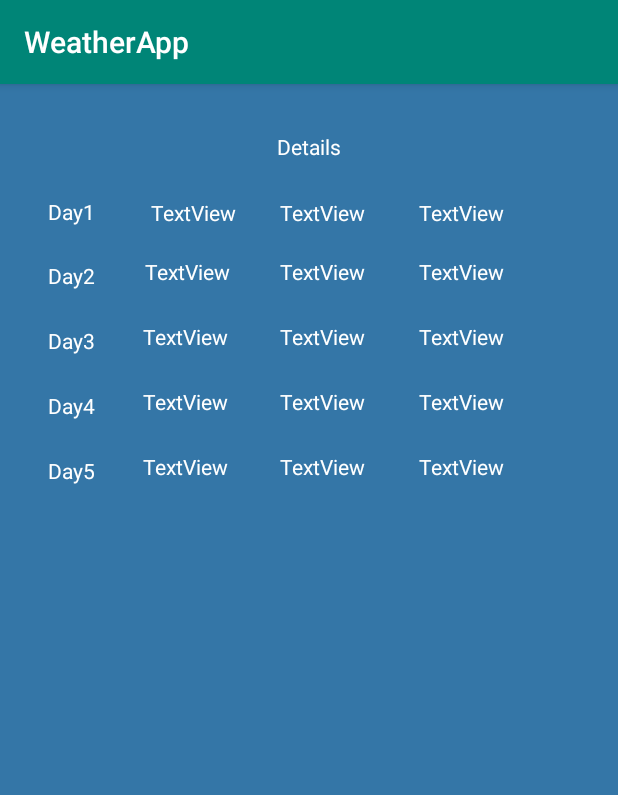
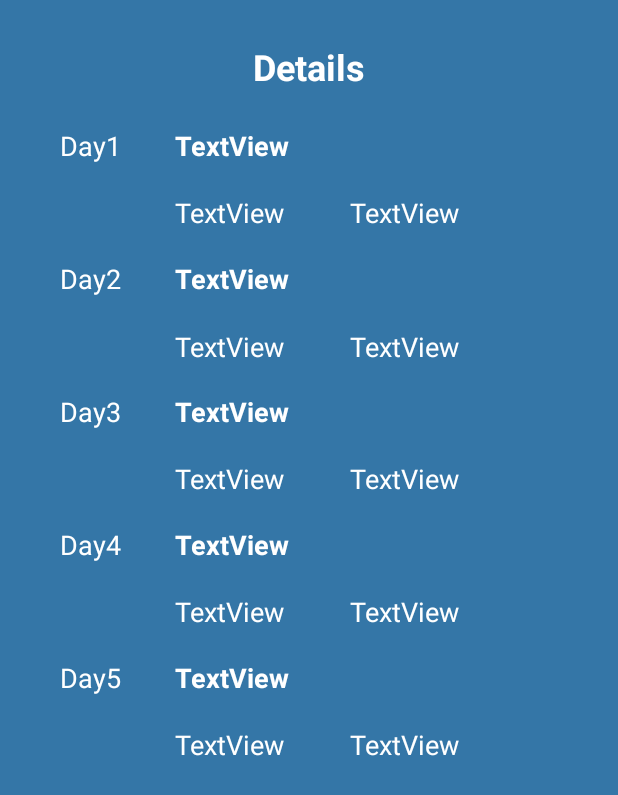
Before and after one commit to brookeclaroni/weather-app, an Android app: the DetailsActivity screen opened directly, with no data from a screen before it, on a phone screen of 412 x 824 dp. Shown: the top 795 px of the screen. Run offline under Robolectric (Android 15) with nearby library versions, the phone set to English and light mode, and no system bars; libraries missing offline, so code that uses them is left out: org.jetbrains.anko; 1 statement that could not run was skipped.

Commit message:
Rearranged the detail page layout; Hided the title bar; Changed the theme colors

```diff
--- a/WeatherApp/app/src/main/java/com/example/weatherapp/DetailsActivity.kt
+++ b/WeatherApp/app/src/main/java/com/example/weatherapp/DetailsActivity.kt
@@ -28,11 +28,18 @@ class DetailsActivity : AppCompatActivity() {
     private lateinit var day3TempView: TextView
     private lateinit var day4TempView: TextView
     private lateinit var day5TempView: TextView
+    private lateinit var day1AqiView: TextView
+    private lateinit var day2AqiView: TextView
+    private lateinit var day3AqiView: TextView
+    private lateinit var day4AqiView: TextView
+    private lateinit var day5AqiView: TextView
 
 
 
     override fun onCreate(savedInstanceState: Bundle?) {
         super.onCreate(savedInstanceState)
+        if (supportActionBar != null)
+            supportActionBar?.hide()
         setContentView(R.layout.activity_details)
 
         day1TextView = findViewById(R.id.date1TextView)
@@ -50,6 +57,11 @@ class DetailsActivity : AppCompatActivity() {
         day3TempView = findViewById(R.id.day3Temp)
         day4TempView = findViewById(R.id.day4Temp)
         day5TempView = findViewById(R.id.day5Temp)
+        day1AqiView = findViewById(R.id.day1Aqi)
+        day2AqiView = findViewById(R.id.day2Aqi)
+        day3AqiView = findViewById(R.id.day3Aqi)
+        day4AqiView = findViewById(R.id.day4Aqi)
+        day5AqiView = findViewById(R.id.day5Aqi)
 
 
         //get intent shared preference variables
@@ -73,12 +85,16 @@ class DetailsActivity : AppCompatActivity() {
                 day3CondView.text = fiveDayDetail[2].dayCondition
                 day4CondView.text = fiveDayDetail[3].dayCondition
                 day5CondView.text = fiveDayDetail[4].dayCondition
-                day1TempView.text = fiveDayDetail[0].tempMax + "/" + fiveDayDetail[0].tempMin
-                day2TempView.text = fiveDayDetail[1].tempMax + "/" + fiveDayDetail[1].tempMin
-                day3TempView.text = fiveDayDetail[2].tempMax + "/" + fiveDayDetail[2].tempMin
-                day4TempView.text = fiveDayDetail[3].tempMax + "/" + fiveDayDetail[3].tempMin
-                day5TempView.text = fiveDayDetail[4].tempMax + "/" + fiveDayDetail[4].tempMin
-
+                day1TempView.text = fiveDayDetail[0].tempMax + "°F/" + fiveDayDetail[0].tempMin + "°F"
+                day2TempView.text = fiveDayDetail[1].tempMax + "°F/" + fiveDayDetail[1].tempMin + "°F"
+                day3TempView.text = fiveDayDetail[2].tempMax + "°F/" + fiveDayDetail[2].tempMin + "°F"
+                day4TempView.text = fiveDayDetail[3].tempMax + "°F/" + fiveDayDetail[3].tempMin + "°F"
+                day5TempView.text = fiveDayDetail[4].tempMax + "°F/" + fiveDayDetail[4].tempMin + "°F"
+                day1AqiView.text = "AQI: " + fiveDayDetail[0].aqi
+                day2AqiView.text = "AQI: " + fiveDayDetail[1].aqi
+                day3AqiView.text = "AQI: " + fiveDayDetail[2].aqi
+                day4AqiView.text = "AQI: " + fiveDayDetail[3].aqi
+                day5AqiView.text = "AQI: " + fiveDayDetail[4].aqi
             }
         }
     }
--- a/WeatherApp/app/src/main/java/com/example/weatherapp/MainActivity.kt
+++ b/WeatherApp/app/src/main/java/com/example/weatherapp/MainActivity.kt
@@ -31,6 +31,8 @@ class MainActivity : AppCompatActivity() {
 
     override fun onCreate(savedInstanceState: Bundle?) {
         super.onCreate(savedInstanceState)
+        if (supportActionBar != null)
+            supportActionBar?.hide()
         setContentView(R.layout.activity_main)
 
         //populate lateinit variables
--- a/WeatherApp/app/src/main/res/layout/activity_details.xml
+++ b/WeatherApp/app/src/main/res/layout/activity_details.xml
@@ -8,239 +8,242 @@
     tools:context=".DetailsActivity">
 
     <TextView
-        android:id="@+id/day5Aqi"
-        android:layout_width="wrap_content"
-        android:layout_height="wrap_content"
-        android:layout_marginTop="24dp"
+        android:id="@+id/day2Condition"
+        android:layout_width="77dp"
+        android:layout_height="25dp"
+        android:layout_marginStart="36dp"
         android:text="TextView"
         android:textColor="@color/white"
-        app:layout_constraintEnd_toEndOf="@+id/day4Aqi"
-        app:layout_constraintTop_toBottomOf="@+id/day4Aqi" />
-
-    <TextView
-        android:id="@+id/day5Condition"
-        android:layout_width="wrap_content"
-        android:layout_height="wrap_content"
-        android:layout_marginStart="32dp"
-        android:layout_marginTop="24dp"
-        android:text="TextView"
-        android:textColor="@color/white"
-        app:layout_constraintStart_toEndOf="@+id/date5TextView"
-        app:layout_constraintTop_toBottomOf="@+id/day4Condition" />
+        android:textSize="18sp"
+        android:textStyle="bold"
+        app:layout_constraintStart_toEndOf="@+id/date2TextView"
+        app:layout_constraintTop_toTopOf="@+id/date2TextView" />
 
     <TextView
         android:id="@+id/day5Temp"
         android:layout_width="wrap_content"
         android:layout_height="wrap_content"
-        android:layout_marginTop="24dp"
-        android:layout_marginEnd="36dp"
+        android:layout_marginTop="20dp"
         android:text="TextView"
         android:textColor="@color/white"
-        app:layout_constraintEnd_toStartOf="@+id/day5Aqi"
-        app:layout_constraintTop_toBottomOf="@+id/day4Temp" />
+        android:textSize="18sp"
+        app:layout_constraintStart_toStartOf="@+id/day5Condition"
+        app:layout_constraintTop_toBottomOf="@+id/day5Condition" />
 
     <TextView
-        android:id="@+id/day4Aqi"
+        android:id="@+id/day3Temp"
         android:layout_width="wrap_content"
         android:layout_height="wrap_content"
-        android:layout_marginTop="24dp"
+        android:layout_marginTop="20dp"
         android:text="TextView"
         android:textColor="@color/white"
-        app:layout_constraintEnd_toEndOf="@+id/day3Aqi"
-        app:layout_constraintTop_toBottomOf="@+id/day3Aqi" />
-
-    <TextView
-        android:id="@+id/day4Condition"
-        android:layout_width="wrap_content"
-        android:layout_height="wrap_content"
-        android:layout_marginStart="32dp"
-        android:layout_marginTop="24dp"
-        android:text="TextView"
-        android:textColor="@color/white"
-        app:layout_constraintEnd_toEndOf="@+id/day3Condition"
-        app:layout_constraintHorizontal_bias="0.0"
-        app:layout_constraintStart_toEndOf="@+id/date4TextView"
+        android:textSize="18sp"
+        app:layout_constraintStart_toStartOf="@+id/day3Condition"
         app:layout_constraintTop_toBottomOf="@+id/day3Condition" />
 
     <TextView
         android:id="@+id/day4Temp"
         android:layout_width="wrap_content"
         android:layout_height="wrap_content"
-        android:layout_marginTop="24dp"
-        android:layout_marginEnd="36dp"
+        android:layout_marginTop="20dp"
         android:text="TextView"
         android:textColor="@color/white"
-        app:layout_constraintEnd_toStartOf="@+id/day4Aqi"
-        app:layout_constraintTop_toBottomOf="@+id/day3Temp" />
+        android:textSize="18sp"
+        app:layout_constraintStart_toStartOf="@+id/day4Condition"
+        app:layout_constraintTop_toBottomOf="@+id/day4Condition" />
 
     <TextView
-        android:id="@+id/day3Aqi"
+        android:id="@+id/day4Condition"
         android:layout_width="wrap_content"
         android:layout_height="wrap_content"
-        android:layout_marginTop="24dp"
+        android:layout_marginStart="36dp"
         android:text="TextView"
-        app:layout_constraintEnd_toEndOf="@+id/day2Aqi"
-        app:layout_constraintTop_toBottomOf="@+id/day2Aqi"
-        android:textColor="@color/white" />
+        android:textColor="@color/white"
+        android:textSize="18sp"
+        android:textStyle="bold"
+        app:layout_constraintStart_toEndOf="@+id/date4TextView"
+        app:layout_constraintTop_toTopOf="@+id/date4TextView" />
+
+    <TextView
+        android:id="@+id/day5Condition"
+        android:layout_width="wrap_content"
+        android:layout_height="wrap_content"
+        android:layout_marginStart="36dp"
+        android:text="TextView"
+        android:textColor="@color/white"
+        android:textSize="18sp"
+        android:textStyle="bold"
+        app:layout_constraintStart_toEndOf="@+id/date5TextView"
+        app:layout_constraintTop_toTopOf="@+id/date5TextView" />
+
+    <TextView
+        android:id="@+id/date5TextView"
+        android:layout_width="wrap_content"
+        android:layout_height="wrap_content"
+        android:layout_marginStart="40dp"
+        android:layout_marginTop="64dp"
+        android:text="Day5"
+        android:textColor="@color/white"
+        android:textSize="18sp"
+        app:layout_constraintStart_toStartOf="parent"
+        app:layout_constraintTop_toBottomOf="@+id/date4TextView" />
+
+    <TextView
+        android:id="@+id/date3TextView"
+        android:layout_width="wrap_content"
+        android:layout_height="wrap_content"
+        android:layout_marginStart="40dp"
+        android:layout_marginTop="64dp"
+        android:text="Day3"
+        android:textColor="@color/white"
+        android:textSize="18sp"
+        app:layout_constraintStart_toStartOf="parent"
+        app:layout_constraintTop_toBottomOf="@+id/date2TextView" />
 
     <TextView
         android:id="@+id/day3Condition"
         android:layout_width="wrap_content"
         android:layout_height="wrap_content"
-        android:layout_marginStart="32dp"
-        android:layout_marginTop="24dp"
+        android:layout_marginStart="36dp"
         android:text="TextView"
         android:textColor="@color/white"
-        app:layout_constraintEnd_toEndOf="@+id/day2Condition"
-        app:layout_constraintHorizontal_bias="0.0"
+        android:textSize="18sp"
+        android:textStyle="bold"
         app:layout_constraintStart_toEndOf="@+id/date3TextView"
-        app:layout_constraintTop_toBottomOf="@+id/day2Condition" />
+        app:layout_constraintTop_toTopOf="@+id/date3TextView" />
 
     <TextView
-        android:id="@+id/day3Temp"
+        android:id="@+id/date4TextView"
         android:layout_width="wrap_content"
         android:layout_height="wrap_content"
-        android:layout_marginTop="24dp"
-        android:layout_marginEnd="36dp"
-        android:text="TextView"
+        android:layout_marginStart="40dp"
+        android:layout_marginTop="64dp"
+        android:text="Day4"
         android:textColor="@color/white"
-        app:layout_constraintEnd_toStartOf="@+id/day3Aqi"
-        app:layout_constraintTop_toBottomOf="@+id/day2Temp" />
+        android:textSize="18sp"
+        app:layout_constraintStart_toStartOf="parent"
+        app:layout_constraintTop_toBottomOf="@+id/date3TextView" />
 
     <TextView
-        android:id="@+id/day2Aqi"
+        android:id="@+id/date2TextView"
         android:layout_width="wrap_content"
         android:layout_height="wrap_content"
-        android:layout_marginTop="20dp"
-        android:text="TextView"
+        android:layout_marginStart="40dp"
+        android:layout_marginTop="64dp"
+        android:text="Day2"
         android:textColor="@color/white"
-        app:layout_constraintEnd_toEndOf="@+id/day1Aqi"
-        app:layout_constraintTop_toBottomOf="@+id/day1Aqi" />
-
-    <TextView
-        android:id="@+id/day2Condition"
-        android:layout_width="59dp"
-        android:layout_height="19dp"
-        android:layout_marginTop="20dp"
-        android:layout_marginEnd="256dp"
-        android:text="TextView"
-        android:textColor="@color/white"
-        app:layout_constraintEnd_toEndOf="parent"
-        app:layout_constraintTop_toBottomOf="@+id/day1Condition" />
+        android:textSize="18sp"
+        app:layout_constraintStart_toStartOf="parent"
+        app:layout_constraintTop_toBottomOf="@+id/date1TextView" />
 
     <TextView
         android:id="@+id/day2Temp"
         android:layout_width="wrap_content"
         android:layout_height="wrap_content"
         android:layout_marginTop="20dp"
-        android:layout_marginEnd="36dp"
         android:text="TextView"
         android:textColor="@color/white"
-        app:layout_constraintEnd_toStartOf="@+id/day2Aqi"
-        app:layout_constraintTop_toBottomOf="@+id/day1Temp" />
+        android:textSize="18sp"
+        app:layout_constraintStart_toStartOf="@+id/day2Condition"
+        app:layout_constraintTop_toBottomOf="@+id/day2Condition" />
+
+    <TextView
+        android:id="@+id/day2Aqi"
+        android:layout_width="wrap_content"
+        android:layout_height="wrap_content"
+        android:text="TextView"
+        android:textColor="@color/white"
+        android:textSize="18sp"
+        app:layout_constraintStart_toStartOf="@+id/day1Aqi"
+        app:layout_constraintTop_toTopOf="@+id/day2Temp" />
+
+    <TextView
+        android:id="@+id/day5Aqi"
+        android:layout_width="wrap_content"
+        android:layout_height="wrap_content"
+        android:text="TextView"
+        android:textColor="@color/white"
+        android:textSize="18sp"
+        app:layout_constraintStart_toStartOf="@+id/day4Aqi"
+        app:layout_constraintTop_toTopOf="@+id/day5Temp" />
+
+    <TextView
+        android:id="@+id/day4Aqi"
+        android:layout_width="wrap_content"
+        android:layout_height="wrap_content"
+        android:text="TextView"
+        android:textColor="@color/white"
+        android:textSize="18sp"
+        app:layout_constraintStart_toStartOf="@+id/day3Aqi"
+        app:layout_constraintTop_toTopOf="@+id/day4Temp" />
+
+    <TextView
+        android:id="@+id/day3Aqi"
+        android:layout_width="wrap_content"
+        android:layout_height="wrap_content"
+        android:text="TextView"
+        android:textColor="@color/white"
+        android:textSize="18sp"
+        app:layout_constraintStart_toStartOf="@+id/day2Aqi"
+        app:layout_constraintTop_toTopOf="@+id/day3Temp" />
 
     <TextView
         android:id="@+id/detailsTextView"
         android:layout_width="wrap_content"
         android:layout_height="wrap_content"
-        android:layout_marginTop="32dp"
+        android:layout_marginTop="28dp"
         android:text="Details"
         android:textColor="@color/white"
+        android:textSize="24sp"
+        android:textStyle="bold"
         app:layout_constraintEnd_toEndOf="parent"
         app:layout_constraintStart_toStartOf="parent"
-        app:layout_constraintTop_toTopOf="parent" />
-
-    <TextView
-        android:id="@+id/date1TextView"
-        android:layout_width="wrap_content"
-        android:layout_height="wrap_content"
-        android:layout_marginBottom="12dp"
-        android:text="Day1"
-        android:textColor="@color/white"
-        app:layout_constraintBottom_toTopOf="@+id/date2TextView"
-        app:layout_constraintEnd_toEndOf="parent"
-        app:layout_constraintHorizontal_bias="0.084"
-        app:layout_constraintStart_toStartOf="parent"
-        app:layout_constraintTop_toTopOf="parent"
-        app:layout_constraintVertical_bias="0.873" />
-
-    <TextView
-        android:id="@+id/date4TextView"
-        android:layout_width="wrap_content"
-        android:layout_height="wrap_content"
-        android:layout_marginStart="32dp"
-        android:layout_marginBottom="24dp"
-        android:text="Day4"
-        android:textColor="@color/white"
-        app:layout_constraintBottom_toTopOf="@+id/date5TextView"
-        app:layout_constraintStart_toStartOf="parent" />
-
-    <TextView
-        android:id="@+id/date5TextView"
-        android:layout_width="wrap_content"
-        android:layout_height="wrap_content"
-        android:layout_marginStart="32dp"
-        android:layout_marginTop="248dp"
-        android:text="Day5"
-        android:textColor="@color/white"
-        app:layout_constraintStart_toStartOf="parent"
-        app:layout_constraintTop_toTopOf="parent" />
-
-    <TextView
-        android:id="@+id/date2TextView"
-        android:layout_width="wrap_content"
-        android:layout_height="wrap_content"
-        android:layout_marginStart="32dp"
-        android:layout_marginBottom="24dp"
-        android:text="Day2"
-        android:textColor="@color/white"
-        app:layout_constraintBottom_toTopOf="@+id/date3TextView"
-        app:layout_constraintStart_toStartOf="parent" />
-
-    <TextView
-        android:id="@+id/date3TextView"
-        android:layout_width="wrap_content"
-        android:layout_height="wrap_content"
-        android:layout_marginStart="32dp"
-        android:layout_marginBottom="24dp"
-        android:text="Day3"
-        android:textColor="@color/white"
-        app:layout_constraintBottom_toTopOf="@+id/date4TextView"
-        app:layout_constraintStart_toStartOf="parent" />
-
-    <TextView
-        android:id="@+id/day1Aqi"
-        android:layout_width="wrap_content"
-        android:layout_height="wrap_content"
-        android:layout_marginTop="76dp"
-        android:layout_marginEnd="76dp"
-        android:text="TextView"
-        android:textColor="@color/white"
-        app:layout_constraintEnd_toEndOf="parent"
-        app:layout_constraintTop_toTopOf="parent" />
-
-    <TextView
-        android:id="@+id/day1Temp"
-        android:layout_width="wrap_content"
-        android:layout_height="wrap_content"
-        android:layout_marginTop="76dp"
-        android:layout_marginEnd="36dp"
-        android:text="TextView"
-        android:textColor="@color/white"
-        app:layout_constraintEnd_toStartOf="@+id/day1Aqi"
         app:layout_constraintTop_toTopOf="parent" />
 
     <TextView
         android:id="@+id/day1Condition"
         android:layout_width="wrap_content"
         android:layout_height="wrap_content"
-        android:layout_marginTop="76dp"
-        android:layout_marginEnd="28dp"
+        android:layout_marginStart="36dp"
         android:text="TextView"
         android:textColor="@color/white"
-        app:layout_constraintEnd_toStartOf="@+id/day1Temp"
-        app:layout_constraintHorizontal_bias="0.97"
+        android:textSize="18sp"
+        android:textStyle="bold"
         app:layout_constraintStart_toEndOf="@+id/date1TextView"
-        app:layout_constraintTop_toTopOf="parent" />
+        app:layout_constraintTop_toTopOf="@+id/date1TextView" />
+
+    <TextView
+        android:id="@+id/date1TextView"
+        android:layout_width="wrap_content"
+        android:layout_height="wrap_content"
+        android:layout_marginStart="40dp"
+        android:layout_marginTop="24dp"
+        android:text="Day1"
+        android:textColor="@color/white"
+        android:textSize="18sp"
+        app:layout_constraintStart_toStartOf="parent"
+        app:layout_constraintTop_toBottomOf="@+id/detailsTextView" />
+
+    <TextView
+        android:id="@+id/day1Aqi"
+        android:layout_width="wrap_content"
+        android:layout_height="wrap_content"
+        android:layout_marginStart="44dp"
+        android:text="TextView"
+        android:textColor="@color/white"
+        android:textSize="18sp"
+        app:layout_constraintStart_toEndOf="@+id/day1Temp"
+        app:layout_constraintTop_toTopOf="@+id/day1Temp" />
+
+    <TextView
+        android:id="@+id/day1Temp"
+        android:layout_width="wrap_content"
+        android:layout_height="wrap_content"
+        android:layout_marginTop="20dp"
+        android:text="TextView"
+        android:textColor="@color/white"
+        android:textSize="18sp"
+        app:layout_constraintStart_toStartOf="@+id/day1Condition"
+        app:layout_constraintTop_toBottomOf="@+id/day1Condition" />
 
 </androidx.constraintlayout.widget.ConstraintLayout>
--- a/WeatherApp/app/src/main/res/values/colors.xml
+++ b/WeatherApp/app/src/main/res/values/colors.xml
@@ -1,7 +1,7 @@
 <?xml version="1.0" encoding="utf-8"?>
 <resources>
-    <color name="colorPrimary">#008577</color>
-    <color name="colorPrimaryDark">#00574B</color>
+    <color name="colorPrimary">#3476A7</color>
+    <color name="colorPrimaryDark">#114966</color>
     <color name="colorAccent">#3476A7</color>
     <color name="colorBackground">#3476A7</color>
     <color name="white">#FFFFFF</color>
--- a/WeatherApp/app/src/main/res/values/strings.xml
+++ b/WeatherApp/app/src/main/res/values/strings.xml
@@ -1,6 +1,6 @@
 <resources>
     <string name="app_name">WeatherApp</string>
-    <string name="more_details">Click for more details ➜</string>
+    <string name="more_details">Tap for more details ➜</string>
     <string name="humidity">Humidity</string>
     <string name="uv">UV Index</string>
     <string name="wind">Wind</string>
```
